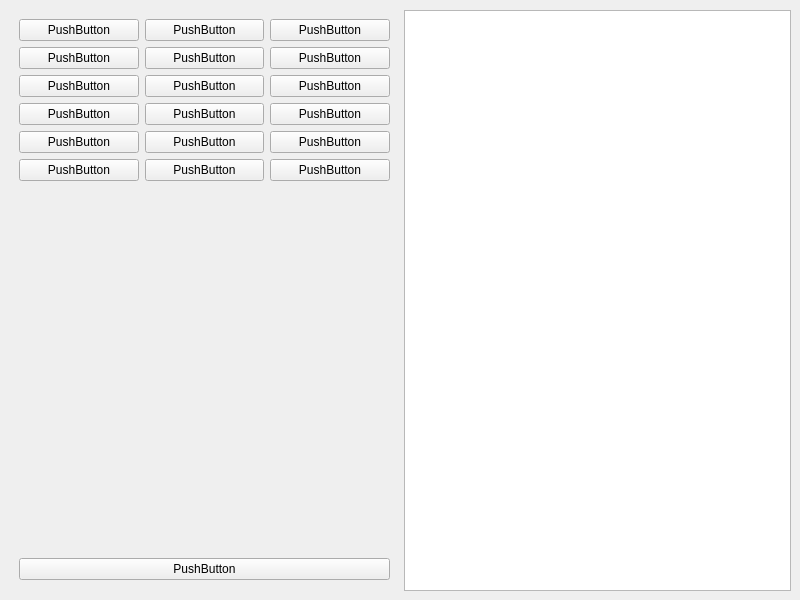
Before: the Qt Designer form QtDesigner.ui in Bodzioo44/XcomPerkEdit, drawn with Qt 5.
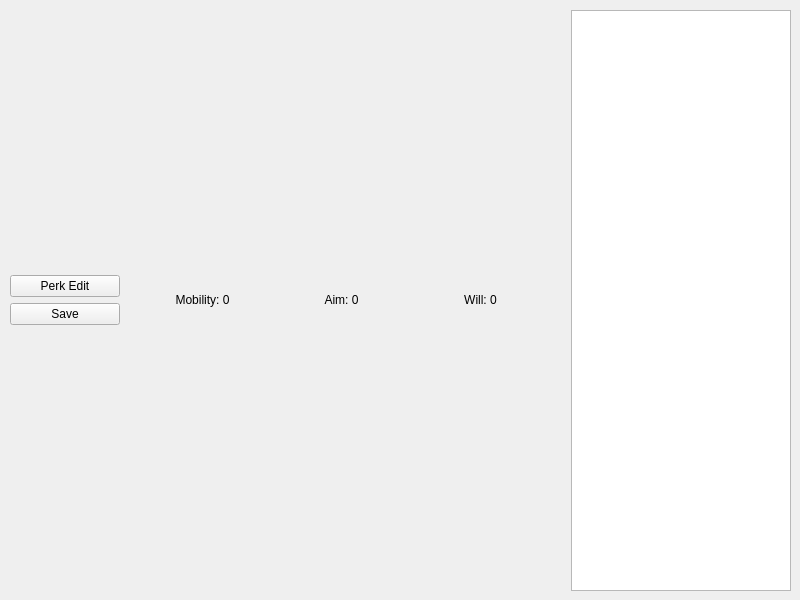
After: the same form once the commit is applied.

Commit message: trying to fix layout stretch

What changed in the file:
```diff
--- a/QtDesigner.ui
+++ b/QtDesigner.ui
@@ -23,8 +23,11 @@
       <height>581</height>
      </rect>
     </property>
-    <layout class="QGridLayout" name="gridLayout">
-     <item row="0" column="0">
+    <layout class="QGridLayout" name="gridLayout" columnstretch="1,4,2">
+     <item row="0" column="2">
+      <widget class="QListWidget" name="SoldierList"/>
+     </item>
+     <item row="0" column="1">
       <widget class="QStackedWidget" name="stackedWidget">
        <property name="currentIndex">
         <number>0</number>
@@ -33,182 +36,49 @@
         <widget class="QWidget" name="verticalLayoutWidget">
          <property name="geometry">
           <rect>
-           <x>9</x>
+           <x>10</x>
            <y>9</y>
-           <width>371</width>
+           <width>411</width>
            <height>561</height>
           </rect>
          </property>
-         <layout class="QVBoxLayout" name="verticalLayout">
+         <layout class="QVBoxLayout" name="PerkPageVerticalLayout" stretch="2,10">
           <item>
-           <layout class="QHBoxLayout" name="Row0">
+           <layout class="QHBoxLayout" name="LabelLayout">
             <item>
-             <widget class="QPushButton" name="Button0">
+             <widget class="QLabel" name="MobilityLabel">
               <property name="text">
-               <string>PushButton</string>
+               <string>Mobility: 0</string>
               </property>
-             </widget>
-            </item>
-            <item>
-             <widget class="QPushButton" name="Button1">
-              <property name="text">
-               <string>PushButton</string>
+              <property name="alignment">
+               <set>Qt::AlignCenter</set>
               </property>
              </widget>
             </item>
             <item>
-             <widget class="QPushButton" name="Button2">
+             <widget class="QLabel" name="AimLabel">
               <property name="text">
-               <string>PushButton</string>
+               <string>Aim: 0</string>
               </property>
-             </widget>
-            </item>
-           </layout>
-          </item>
-          <item>
-           <layout class="QHBoxLayout" name="Row1">
-            <item>
-             <widget class="QPushButton" name="Button3">
-              <property name="text">
-               <string>PushButton</string>
+              <property name="alignment">
+               <set>Qt::AlignCenter</set>
               </property>
              </widget>
             </item>
             <item>
-             <widget class="QPushButton" name="Button4">
+             <widget class="QLabel" name="WillLabel">
               <property name="text">
-               <string>PushButton</string>
+               <string>Will: 0</string>
               </property>
-             </widget>
-            </item>
-            <item>
-             <widget class="QPushButton" name="Button5">
-              <property name="text">
-               <string>PushButton</string>
+              <property name="alignment">
+               <set>Qt::AlignCenter</set>
               </property>
              </widget>
             </item>
            </layout>
           </item>
           <item>
-           <layout class="QHBoxLayout" name="Row2">
-            <item>
-             <widget class="QPushButton" name="Button6">
-              <property name="text">
-               <string>PushButton</string>
-              </property>
-             </widget>
-            </item>
-            <item>
-             <widget class="QPushButton" name="Button7">
-              <property name="text">
-               <string>PushButton</string>
-              </property>
-             </widget>
-            </item>
-            <item>
-             <widget class="QPushButton" name="Button8">
-              <property name="text">
-               <string>PushButton</string>
-              </property>
-             </widget>
-            </item>
-           </layout>
-          </item>
-          <item>
-           <layout class="QHBoxLayout" name="Row3">
-            <item>
-             <widget class="QPushButton" name="Button9">
-              <property name="text">
-               <string>PushButton</string>
-              </property>
-             </widget>
-            </item>
-            <item>
-             <widget class="QPushButton" name="Button10">
-              <property name="text">
-               <string>PushButton</string>
-              </property>
-             </widget>
-            </item>
-            <item>
-             <widget class="QPushButton" name="Button11">
-              <property name="text">
-               <string>PushButton</string>
-              </property>
-             </widget>
-            </item>
-           </layout>
-          </item>
-          <item>
-           <layout class="QHBoxLayout" name="Row4">
-            <item>
-             <widget class="QPushButton" name="Button12">
-              <property name="text">
-               <string>PushButton</string>
-              </property>
-             </widget>
-            </item>
-            <item>
-             <widget class="QPushButton" name="Button13">
-              <property name="text">
-               <string>PushButton</string>
-              </property>
-             </widget>
-            </item>
-            <item>
-             <widget class="QPushButton" name="Button14">
-              <property name="text">
-               <string>PushButton</string>
-              </property>
-             </widget>
-            </item>
-           </layout>
-          </item>
-          <item>
-           <layout class="QHBoxLayout" name="Row5">
-            <item>
-             <widget class="QPushButton" name="Button15">
-              <property name="text">
-               <string>PushButton</string>
-              </property>
-             </widget>
-            </item>
-            <item>
-             <widget class="QPushButton" name="Button16">
-              <property name="text">
-               <string>PushButton</string>
-              </property>
-             </widget>
-            </item>
-            <item>
-             <widget class="QPushButton" name="Button17">
-              <property name="text">
-               <string>PushButton</string>
-              </property>
-             </widget>
-            </item>
-           </layout>
-          </item>
-          <item>
-           <spacer name="verticalSpacer">
-            <property name="orientation">
-             <enum>Qt::Vertical</enum>
-            </property>
-            <property name="sizeHint" stdset="0">
-             <size>
-              <width>20</width>
-              <height>40</height>
-             </size>
-            </property>
-           </spacer>
-          </item>
-          <item>
-           <widget class="QPushButton" name="SaveButton">
-            <property name="text">
-             <string>PushButton</string>
-            </property>
-           </widget>
+           <layout class="QGridLayout" name="PerkGridLayout" rowstretch="0"/>
           </item>
          </layout>
         </widget>
@@ -216,8 +86,27 @@
        <widget class="QWidget" name="page_2"/>
       </widget>
      </item>
-     <item row="0" column="1">
-      <widget class="QListWidget" name="SoldierList"/>
+     <item row="0" column="0">
+      <layout class="QVBoxLayout" name="verticalLayout">
+       <item>
+        <layout class="QVBoxLayout" name="verticalLayout_2">
+         <item>
+          <widget class="QPushButton" name="PerkEditButton">
+           <property name="text">
+            <string>Perk Edit</string>
+           </property>
+          </widget>
+         </item>
+         <item>
+          <widget class="QPushButton" name="SaveButton">
+           <property name="text">
+            <string>Save</string>
+           </property>
+          </widget>
+         </item>
+        </layout>
+       </item>
+      </layout>
      </item>
     </layout>
    </widget>
```
Left out of the diff: 4 changed lines with no effect on the pictures. The commit also changes 16 other files.
